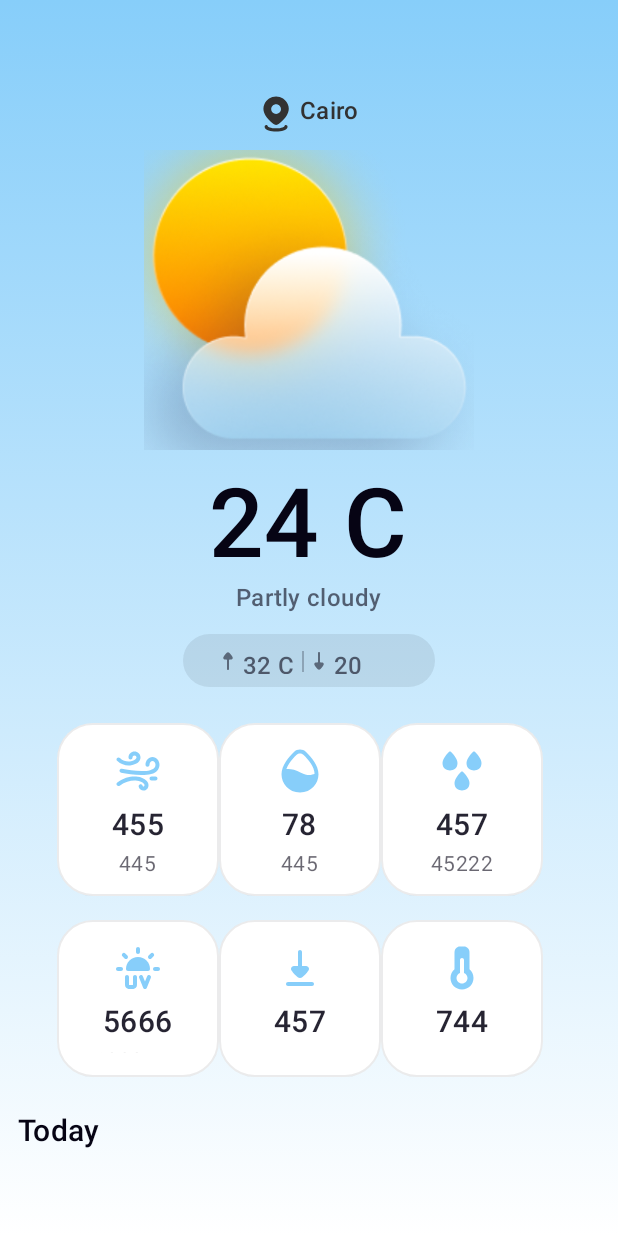
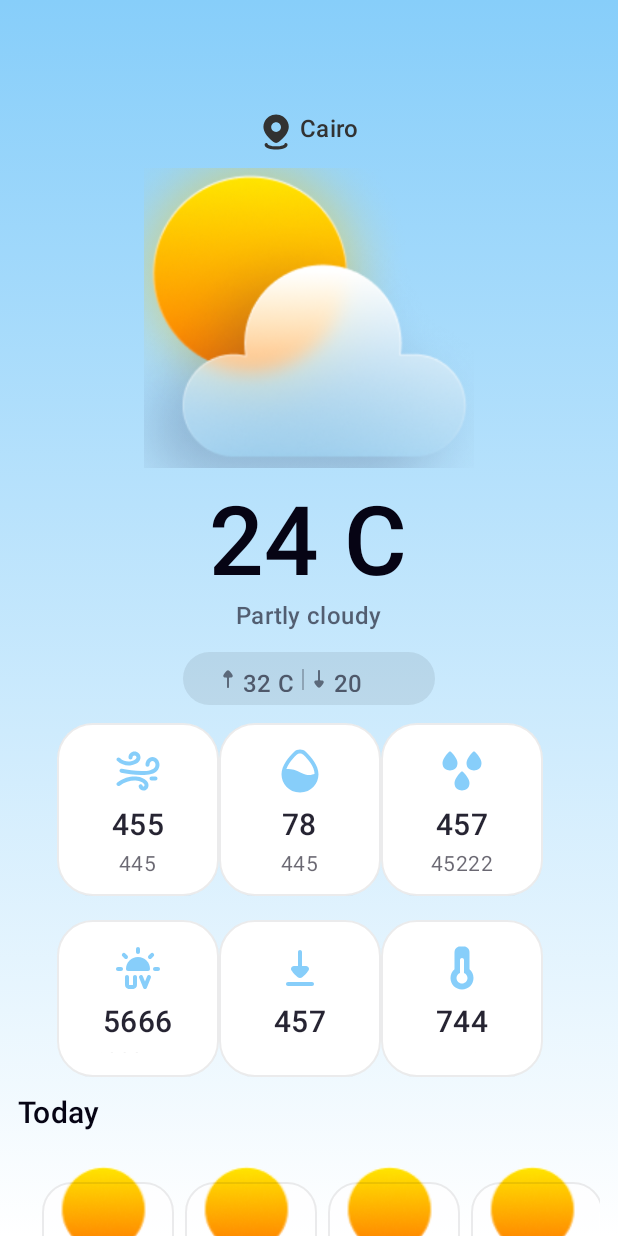
Before and after one commit to NadaMansour20/Weather-App, an Android app built with Jetpack Compose: the screen it shows after launch (MainActivity), on a phone screen of 412 x 824 dp. Run offline under Robolectric (Android 15) with nearby library versions, the phone set to English and light mode, and no system bars.

Commit message:
Refactor: Implement LazyRow and LazyColumn in HomeScreen

```diff
--- a/app/src/main/java/com/android/weatherapp/presentation/HomeScreen.kt
+++ b/app/src/main/java/com/android/weatherapp/presentation/HomeScreen.kt
@@ -3,8 +3,11 @@ package com.android.weatherapp.presentation
 import androidx.compose.foundation.background
 import androidx.compose.foundation.layout.Arrangement
 import androidx.compose.foundation.layout.Column
+import androidx.compose.foundation.layout.PaddingValues
 import androidx.compose.foundation.layout.fillMaxSize
 import androidx.compose.foundation.layout.padding
+import androidx.compose.foundation.lazy.LazyColumn
+import androidx.compose.foundation.lazy.LazyRow
 import androidx.compose.runtime.Composable
 import androidx.compose.ui.Alignment
 import androidx.compose.ui.Modifier
@@ -16,6 +19,7 @@ import androidx.compose.ui.unit.dp
 import com.android.weatherapp.R
 import com.android.weatherapp.presentation.composable.LocationName
 import com.android.weatherapp.presentation.composable.Title
+import com.android.weatherapp.presentation.composable.ToDayCards
 import com.android.weatherapp.presentation.composable.WeaklyForcast
 import com.android.weatherapp.presentation.composable.WeatherDetails
 import com.android.weatherapp.presentation.composable.WeatherImg
@@ -24,12 +28,7 @@ import com.android.weatherapp.ui.theme.backgroundColor
 
 
 //.padding(WindowInsets.systemBars.asPaddingValues())
-@Preview(
-    name = "My Device Preview",
-    device = Devices.PIXEL_7_PRO,
-    showSystemUi = true,
-    showBackground = true
-)
+@Preview(showSystemUi = true,)
 @Composable
 fun HomeScreen() {
 
@@ -48,43 +47,70 @@ fun HomeScreen() {
         verticalArrangement = Arrangement.spacedBy(24.dp),
 
         ) {
-        Column(
+        LazyColumn (
             verticalArrangement = Arrangement.spacedBy(12.dp),
             horizontalAlignment = Alignment.CenterHorizontally,
+            contentPadding = PaddingValues(12.dp)
 
             ) {
 
+            item{
                 LocationName(
                     modifier = Modifier.padding(top = 64.dp)
                 )
+            }
+            item {
                 WeatherImg()
+            }
+            item {
                 WeatherInfo()
             }
-        Column {
+
+            item {
                 WeatherDetails()
+
+
+            }
+            stickyHeader {
+                Title(R.string.today)
 
             }
 
-        Column(
-            verticalArrangement = Arrangement.spacedBy(24.dp),
-            modifier = Modifier.padding(start = 12.dp)
+            item {
+                LazyRow(
+                    contentPadding = PaddingValues(12.dp)
+                ) {
+                    items(7) {
+//                Column(
+//                    verticalArrangement = Arrangement.spacedBy(24.dp),
+//                    modifier = Modifier.padding(start = 12.dp)
+//
+//                ) {
+//
+//
+//                }
+
+                        ToDayCards()
+                    }
+                }
+            }
+            stickyHeader {
+                Title(R.string.next7day)
+
+            }
+            item(
 
             ) {
-
-            Title(R.string.today)
-
-
-        }
-
             Column(
                 verticalArrangement = Arrangement.spacedBy(12.dp)
             ) {
 
-            Title(R.string.next7day)
                 WeaklyForcast()
 
 
             }
             }
+        }
+    }
 
 }
--- a/app/src/main/java/com/android/weatherapp/presentation/composable/WeaklyForcast.kt
+++ b/app/src/main/java/com/android/weatherapp/presentation/composable/WeaklyForcast.kt
@@ -11,18 +11,20 @@ import androidx.compose.foundation.layout.width
 import androidx.compose.foundation.shape.RoundedCornerShape
 import androidx.compose.runtime.Composable
 import androidx.compose.ui.Modifier
+import androidx.compose.ui.draw.clip
 import androidx.compose.ui.tooling.preview.Preview
 import androidx.compose.ui.unit.dp
 import com.android.weatherapp.ui.theme.Gray8
 import com.android.weatherapp.ui.theme.White70
 
-@Preview(showBackground = true)
+@Preview(showSystemUi = true)
 @Composable
 fun WeaklyForcast(){
     Box(
-        modifier = Modifier.height(435.dp).width(336.dp)
-            .border(0.25.dp, Gray8, RoundedCornerShape(24.dp))
-            .background(White70, RoundedCornerShape(24.dp))
+        modifier = Modifier.height(435.dp)
+            .border(0.25.dp, Gray8, shape = RoundedCornerShape(24.dp))
+            .clip(RoundedCornerShape(24.dp))
+            .background(White70)
             .padding(vertical = 4.dp)
     ) {
         Column(
--- a/app/src/main/java/com/android/weatherapp/presentation/composable/WeaklyForcastItem.kt
+++ b/app/src/main/java/com/android/weatherapp/presentation/composable/WeaklyForcastItem.kt
@@ -4,6 +4,7 @@ import androidx.compose.foundation.Image
 import androidx.compose.foundation.border
 import androidx.compose.foundation.layout.Arrangement
 import androidx.compose.foundation.layout.Row
+import androidx.compose.foundation.layout.fillMaxWidth
 import androidx.compose.foundation.layout.height
 import androidx.compose.foundation.layout.padding
 import androidx.compose.foundation.layout.size
@@ -22,7 +23,7 @@ import com.android.weatherapp.ui.theme.Black60
 import com.android.weatherapp.ui.theme.Black87
 import com.android.weatherapp.ui.theme.Gray8
 
-@Preview(showBackground = true)
+@Preview(showSystemUi = true)
 @Composable
 fun WeaklyForcastItem() {
 
@@ -30,7 +31,7 @@ fun WeaklyForcastItem() {
     Row(
         modifier = Modifier
             .height(61.dp)
-            .width(336.dp)
+            .fillMaxWidth()
             .border(1.dp, Gray8)
             .padding(vertical = 8.dp, horizontal = 16.dp),
         horizontalArrangement = Arrangement.SpaceBetween,
```
Lines whose indentation alone changed are shown as unchanged.
